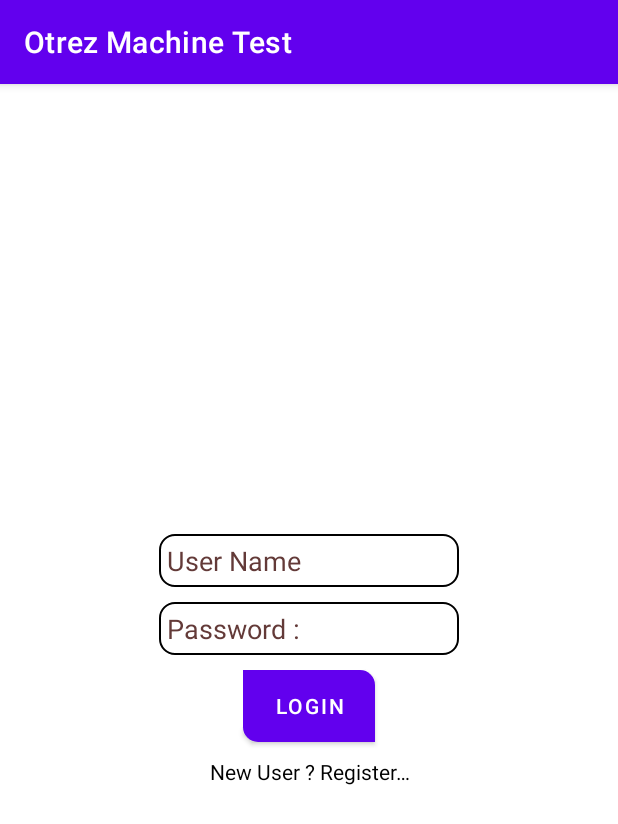
After one commit to ajayksivadasan/OtrezMachineTest, an Android app: the LoginActivity screen opened directly, with no data from a screen before it, on a phone screen of 412 x 824 dp. The commit adds this screen. Shown: the top 824 px of the screen. Run offline under Robolectric (Android 15) with nearby library versions, the phone set to English and light mode, and no system bars.

Commit message:
created Login page ,database, not coded

```diff
--- a/app/build.gradle
+++ b/app/build.gradle
@@ -33,7 +33,13 @@ dependencies {
     implementation 'androidx.appcompat:appcompat:1.2.0'
     implementation 'com.google.android.material:material:1.3.0'
     implementation 'androidx.constraintlayout:constraintlayout:2.0.4'
-    testImplementation 'junit:junit:4.+'
+    implementation 'com.squareup.retrofit2:retrofit:2.6.1'
+    implementation 'com.google.code.gson:gson:2.8.6'
+    implementation 'com.squareup.retrofit2:converter-gson:2.6.1'
+    implementation 'androidx.appcompat:appcompat:1.2.0'
+    implementation 'com.google.android.material:material:1.2.1'
+    testImplementation 'junit:junit:4.13.2'
     androidTestImplementation 'androidx.test.ext:junit:1.1.2'
+    implementation 'com.squareup.okhttp3:logging-interceptor:4.2.0'
     androidTestImplementation 'androidx.test.espresso:espresso-core:3.3.0'
 }
--- a/app/src/main/AndroidManifest.xml
+++ b/app/src/main/AndroidManifest.xml
@@ -9,6 +9,7 @@
         android:roundIcon="@mipmap/ic_launcher_round"
         android:supportsRtl="true"
         android:theme="@style/Theme.OtrezMachineTest">
+        <activity android:name=".login.LoginActivity"></activity>
         <activity android:name=".MainActivity">
             <intent-filter>
                 <action android:name="android.intent.action.MAIN" />
--- /dev/null
+++ b/app/src/main/java/com/aks/otrez_machine_test/database/DatabaseHelper.java
@@ -0,0 +1,28 @@
+package com.aks.otrez_machine_test.database;
+
+import android.content.Context;
+import android.database.sqlite.SQLiteDatabase;
+import android.database.sqlite.SQLiteOpenHelper;
+
+import androidx.annotation.Nullable;
+
+public class DatabaseHelper extends SQLiteOpenHelper {
+    private static final String DATABASE_NAME = "otrez";
+    private static final int DB_VERSION = 1;
+    Context context;
+
+    public DatabaseHelper(@Nullable Context context) {
+        super(context, DATABASE_NAME, null, DB_VERSION);
+        this.context = context;
+    }
+
+    @Override
+    public void onCreate(SQLiteDatabase db) {
+
+    }
+
+    @Override
+    public void onUpgrade(SQLiteDatabase db, int oldVersion, int newVersion) {
+
+    }
+}
--- /dev/null
+++ b/app/src/main/java/com/aks/otrez_machine_test/login/LoginActivity.java
@@ -0,0 +1,27 @@
+package com.aks.otrez_machine_test.login;
+
+import android.content.Context;
+import android.os.Bundle;
+import android.widget.Button;
+import android.widget.EditText;
+import android.widget.TextView;
+
+import androidx.appcompat.app.AppCompatActivity;
+
+import com.aks.otrez_machine_test.R;
+import com.aks.otrez_machine_test.retrofit.RetrofitInterface;
+
+public class LoginActivity extends AppCompatActivity {
+    EditText etUsrName;
+    EditText etPassword;
+    Button btLogin;
+    RetrofitInterface apiInterface;
+    Context context;
+    TextView tvNewUser;
+
+    @Override
+    protected void onCreate(Bundle savedInstanceState) {
+        super.onCreate(savedInstanceState);
+        setContentView(R.layout.activity_login);
+    }
+}
--- /dev/null
+++ b/app/src/main/java/com/aks/otrez_machine_test/retrofit/RetrofitApi.java
@@ -0,0 +1,22 @@
+package com.aks.otrez_machine_test.retrofit;
+
+import okhttp3.OkHttpClient;
+import okhttp3.logging.HttpLoggingInterceptor;
+import retrofit2.Retrofit;
+import retrofit2.converter.gson.GsonConverterFactory;
+
+public class RetrofitApi {
+    private static Retrofit retrofit = null;
+
+    public static Retrofit getApiClient() {
+        HttpLoggingInterceptor interceptor = new HttpLoggingInterceptor();
+        interceptor.setLevel(HttpLoggingInterceptor.Level.BODY);
+        OkHttpClient client = new OkHttpClient.Builder().addInterceptor(interceptor).build();
+        retrofit = new Retrofit.Builder()
+                .baseUrl(" http://example.mcbrid.com")
+                .addConverterFactory(GsonConverterFactory.create())
+                .client(client)
+                .build();
+        return retrofit;
+    }
+}
--- /dev/null
+++ b/app/src/main/java/com/aks/otrez_machine_test/retrofit/RetrofitInterface.java
@@ -0,0 +1,5 @@
+package com.aks.otrez_machine_test.retrofit;
+
+public interface RetrofitInterface {
+
+}
--- /dev/null
+++ b/app/src/main/res/drawable/button_home_page_background.xml
@@ -0,0 +1,71 @@
+<?xml version="1.0" encoding="utf-8"?>
+<selector xmlns:android="http://schemas.android.com/apk/res/android">
+    <item android:state_focused="true" android:state_pressed="false">
+        <layer-list>
+            <item>
+                <shape>
+                    <padding android:bottom="1dp" android:left="2dp" android:right="2dp" android:top="1dp" />
+                    <solid android:color="@color/homegrey" />
+                    <corners android:bottomLeftRadius="10dp" android:topRightRadius="10dp" />
+                </shape>
+            </item>
+            <item>
+                <shape>
+                    <solid android:color="@color/white" />
+                    <corners android:bottomLeftRadius="10dp" android:topRightRadius="10dp" />
+                </shape>
+            </item>
+        </layer-list>
+    </item>
+    <item android:state_focused="true" android:state_pressed="true">
+        <layer-list>
+            <item>
+                <shape>
+                    <padding android:bottom="1dp" android:left="1dp" android:right="2dp" android:top="2dp" />
+                    <solid android:color="@color/homegrey" />
+                    <corners android:bottomLeftRadius="10dp" android:topRightRadius="10dp" />
+                </shape>
+            </item>
+            <item>
+                <shape>
+                    <solid android:color="@color/homegrey" />
+                    <corners android:bottomLeftRadius="10dp" android:topRightRadius="10dp" />
+                </shape>
+            </item>
+        </layer-list>
+    </item>
+    <item android:state_focused="false" android:state_pressed="true">
+        <layer-list>
+            <item>
+                <shape>
+                    <padding android:bottom="1dp" android:left="1dp" android:right="2dp" android:top="2dp" />
+                    <solid android:color="@color/homegrey" />
+                    <corners android:bottomLeftRadius="10dp" android:topRightRadius="10dp" />
+                </shape>
+            </item>
+            <item>
+                <shape>
+                    <solid android:color="@color/homegrey" />
+                    <corners android:bottomLeftRadius="10dp" android:topRightRadius="10dp" />
+                </shape>
+            </item>
+        </layer-list>
+    </item>
+    <item>
+        <layer-list>
+            <item>
+                <shape>
+                    <padding android:bottom="1dp" android:left="1dp" android:right="2dp" android:top="2dp" />
+                    <solid android:color="@color/homegrey" />
+                    <corners android:bottomLeftRadius="10dp" android:topRightRadius="10dp" />
+                </shape>
+            </item>
+            <item>
+                <shape>
+                    <solid android:color="@color/white" />
+                    <corners android:bottomLeftRadius="10dp" android:topRightRadius="10dp" />
+                </shape>
+            </item>
+        </layer-list>
+    </item>
+</selector>
--- /dev/null
+++ b/app/src/main/res/drawable/edit_text_background.xml
@@ -0,0 +1,8 @@
+<?xml version="1.0" encoding="utf-8"?>
+<shape xmlns:android="http://schemas.android.com/apk/res/android">
+    <solid android:color="@color/white" />
+    <stroke
+        android:width="1dp"
+        android:color="@color/black" />
+    <corners android:radius="10dp" />
+</shape>
--- /dev/null
+++ b/app/src/main/res/drawable/ic_baseline_account_circle_24.xml
@@ -0,0 +1,12 @@
+<vector xmlns:android="http://schemas.android.com/apk/res/android"
+    xmlns:tools="http://schemas.android.com/tools"
+    android:width="64dp"
+    android:height="64dp"
+    android:tint="@color/black"
+    android:viewportWidth="24"
+    android:viewportHeight="24">
+    <path
+        android:fillColor="@color/black"
+        android:pathData="M12,2C6.48,2 2,6.48 2,12s4.48,10 10,10 10,-4.48 10,-10S17.52,2 12,2zM12,5c1.66,0 3,1.34 3,3s-1.34,3 -3,3 -3,-1.34 -3,-3 1.34,-3 3,-3zM12,19.2c-2.5,0 -4.71,-1.28 -6,-3.22 0.03,-1.99 4,-3.08 6,-3.08 1.99,0 5.97,1.09 6,3.08 -1.29,1.94 -3.5,3.22 -6,3.22z"
+        tools:ignore="VectorRaster" />
+</vector>
--- /dev/null
+++ b/app/src/main/res/layout/activity_login.xml
@@ -0,0 +1,57 @@
+<?xml version="1.0" encoding="utf-8"?>
+<LinearLayout xmlns:android="http://schemas.android.com/apk/res/android"
+    xmlns:tools="http://schemas.android.com/tools"
+    android:layout_width="match_parent"
+    android:layout_height="match_parent"
+    android:gravity="center"
+    android:orientation="vertical"
+    tools:context=".login.LoginActivity">
+
+    <EditText
+        android:id="@+id/etUserName"
+        android:layout_width="200dp"
+        android:layout_height="wrap_content"
+        android:layout_marginTop="10dp"
+        android:background="@drawable/edit_text_background"
+        android:hint="@string/user_name"
+        android:imeOptions="actionDone"
+        android:inputType="text"
+        android:padding="5dp"
+        android:textColorHint="@color/homegrey"
+        tools:ignore="Autofill" />
+
+    <EditText
+        android:id="@+id/etPassword"
+        android:layout_width="200dp"
+        android:layout_height="wrap_content"
+        android:layout_marginTop="10dp"
+        android:background="@drawable/edit_text_background"
+        android:hint="@string/pass_word"
+        android:inputType="textPassword"
+        android:padding="5dp"
+        android:textColor="@color/black"
+        android:textColorHint="@color/homegrey"
+        android:textSize="18sp"
+        tools:ignore="Autofill,RtlSymmetry" />
+
+    <Button
+        android:id="@+id/btLogin"
+        android:layout_width="wrap_content"
+        android:layout_height="wrap_content"
+        android:layout_marginTop="10dp"
+        android:background="@drawable/button_home_page_background"
+        android:text="@string/login"
+        android:textColor="@color/white" />
+
+    <TextView
+        android:id="@+id/tvNewUser"
+        android:layout_width="match_parent"
+        android:layout_height="wrap_content"
+        android:layout_gravity="bottom"
+        android:layout_margin="10dp"
+        android:layout_marginBottom="30dp"
+        android:foregroundGravity="bottom"
+        android:gravity="center"
+        android:text="@string/new_user_register"
+        android:textColor="@color/black" />
+</LinearLayout>
--- a/app/src/main/res/values/colors.xml
+++ b/app/src/main/res/values/colors.xml
@@ -7,4 +7,5 @@
     <color name="teal_700">#FF018786</color>
     <color name="black">#FF000000</color>
     <color name="white">#FFFFFFFF</color>
+    <color name="homegrey">#633A38</color>
 </resources>
--- a/app/src/main/res/values/strings.xml
+++ b/app/src/main/res/values/strings.xml
@@ -1,3 +1,7 @@
 <resources>
     <string name="app_name">Otrez Machine Test</string>
+    <string name="user_name">User Name</string>
+    <string name="login">Login</string>
+    <string name="pass_word">Password :</string>
+    <string name="new_user_register">New User ? Register…</string>
 </resources>
```
